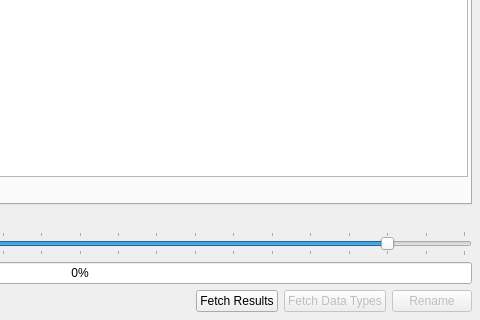
Qt form revengai/ui/auto_analysis_panel.ui (RevEngAI/reai-ida) before a commit; both pictures show x 320 to 800 and y 280 to 600 of the 800 by 600 pixel window.
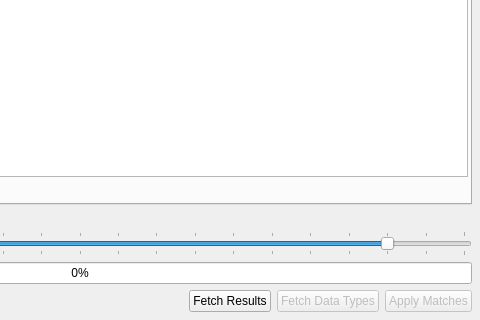
The same form after that commit. Icons and pictures are not drawn.

The edit to the form file:
```diff
--- a/revengai/ui/auto_analysis_panel.ui
+++ b/revengai/ui/auto_analysis_panel.ui
@@ -432,7 +432,7 @@
         <bool>false</bool>
        </property>
        <property name="text">
-        <string>Rename</string>
+        <string>Apply Matches</string>
        </property>
       </widget>
      </item>
```
Left out of the diff: 2 changed lines with no effect on the pictures.
